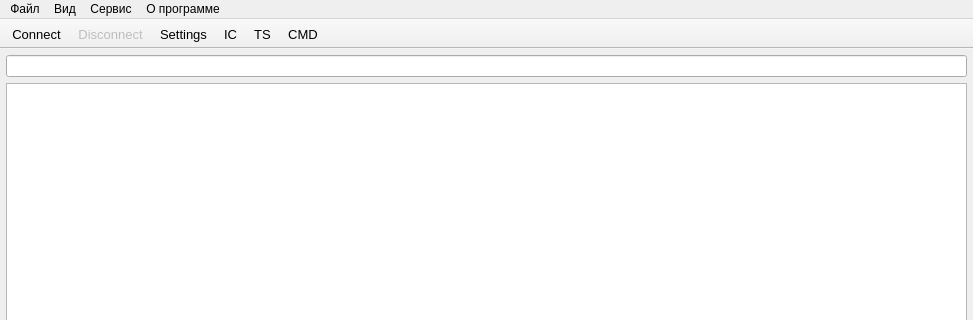
This is mainwindow.ui in MicroKoder/QIEC104 as Qt 5 draws it before an edit; both pictures show x 0 to 973 and y 0 to 320 of the 973 by 632 pixel window. The edited form follows.
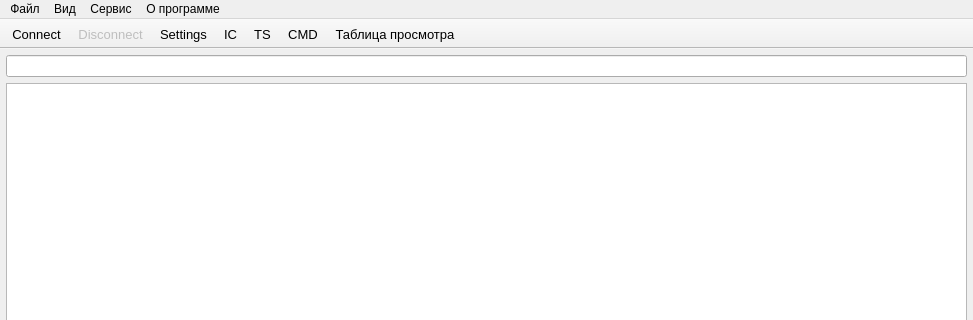
This is the edited form. Icons and pictures are not drawn.

Patch:
```diff
--- a/mainwindow.ui
+++ b/mainwindow.ui
@@ -204,6 +204,7 @@
    <addaction name="Interrogation"/>
    <addaction name="actionTS"/>
    <addaction name="actionCMD"/>
+   <addaction name="actionWatch"/>
   </widget>
   <widget class="QStatusBar" name="statusBar"/>
   <widget class="QDockWidget" name="dockWidget">
@@ -407,6 +408,16 @@
     <string>О программе</string>
    </property>
   </action>
+  <action name="actionWatch">
+   <property name="icon">
+    <iconset>
+     <normalon>:/new/prefix1/icons/watch.png</normalon>
+    </iconset>
+   </property>
+   <property name="text">
+    <string>Таблица просмотра</string>
+   </property>
+  </action>
  </widget>
  <layoutdefault spacing="6" margin="11"/>
  <resources>
```
